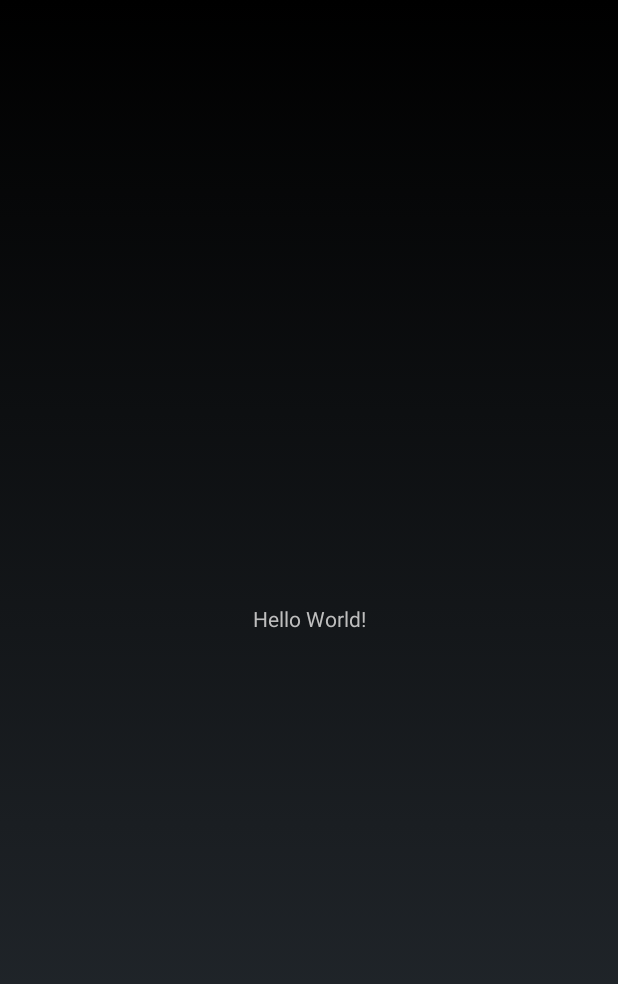
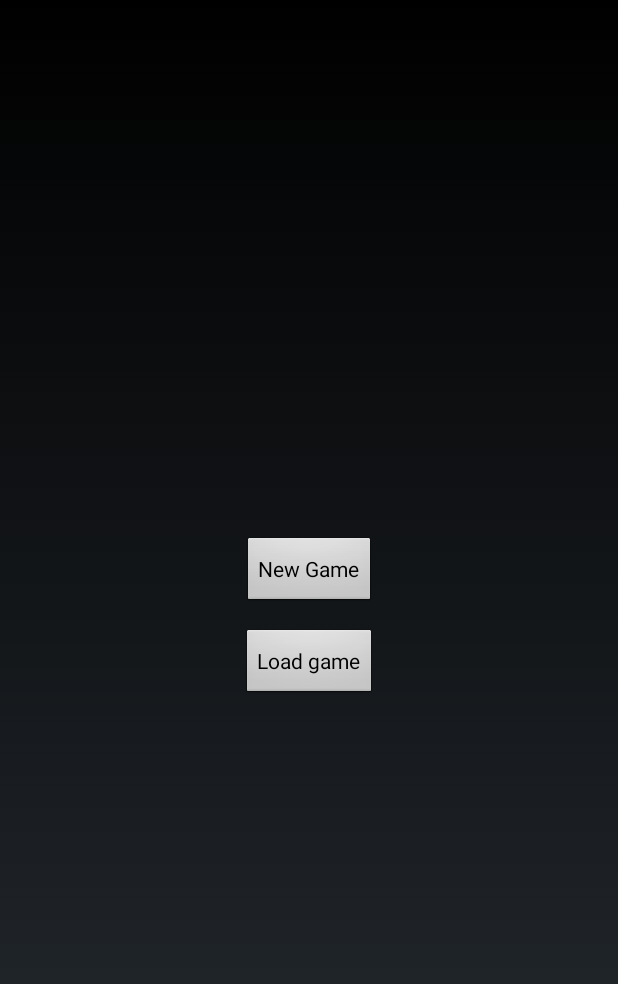
Before and after one commit to qhtlr4/Android_RPG_project, an Android app: the screen it shows after launch (MainActivity), on a phone screen of 412 x 824 dp. Shown: the top 984 px of the screen. Run offline under Robolectric (Android 15) with nearby library versions, the phone set to English and light mode, and no system bars.

Commit message:
메인화면 구성 변경

```diff
--- a/app/src/main/res/layout/activity_main.xml
+++ b/app/src/main/res/layout/activity_main.xml
@@ -1,18 +1,24 @@
 <?xml version="1.0" encoding="utf-8"?>
-<android.support.constraint.ConstraintLayout xmlns:android="http://schemas.android.com/apk/res/android"
+<LinearLayout xmlns:android="http://schemas.android.com/apk/res/android"
     xmlns:app="http://schemas.android.com/apk/res-auto"
     xmlns:tools="http://schemas.android.com/tools"
     android:layout_width="match_parent"
     android:layout_height="match_parent"
-    tools:context="com.example.sec.android_rpg_project.MainActivity">
+    tools:context="com.example.sec.android_rpg_project.MainActivity"
+    android:gravity="center"
+    android:orientation="vertical">
 
-    <TextView
+    <Button
         android:layout_width="wrap_content"
         android:layout_height="wrap_content"
-        android:text="Hello World!"
-        app:layout_constraintBottom_toBottomOf="parent"
-        app:layout_constraintLeft_toLeftOf="parent"
-        app:layout_constraintRight_toRightOf="parent"
-        app:layout_constraintTop_toTopOf="parent" />
-
-</android.support.constraint.ConstraintLayout>
+        android:text="New Game"
+        android:id="@+id/new_game"
+        android:onClick="newbtnOnClick"
+        android:layout_marginBottom="20px"/>
+    <Button
+        android:layout_width="wrap_content"
+        android:layout_height="wrap_content"
+        android:text="Load game"
+        android:onClick="loadbtnOnClick"
+        android:id="@+id/load_game"/>
+</LinearLayout>
```
